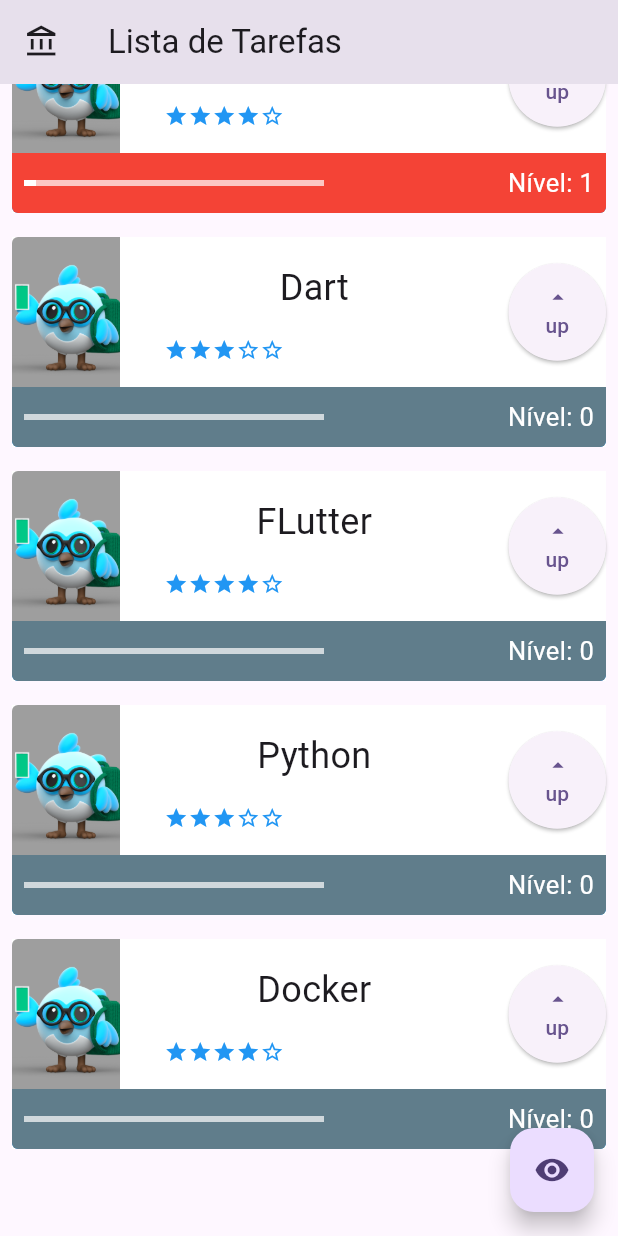
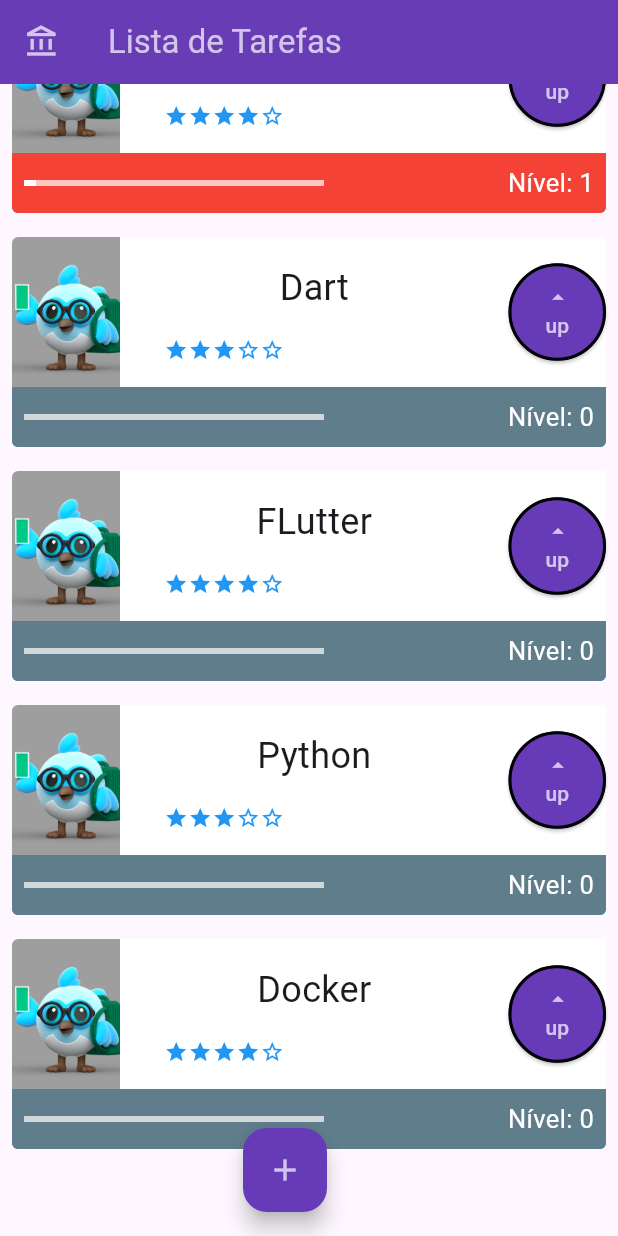
Before and after one commit to DanielBrown1998/lista_tarefas_alura_2025, a Flutter app: the Principal screen opened directly, scrolled down 62 dp, after a tap on "up", on a phone screen of 412 x 824 dp. Run offline on Flutter 3.47's test engine with Material 3 defaults, Android fonts, the phone set to English and light mode, and no system bars; network calls fail.

Commit message:
Enhance UI by updating button styles and app bar colors; refactor navigation and clear input fields in task forms

```diff
--- a/lib/components/principal/content.dart
+++ b/lib/components/principal/content.dart
@@ -61,6 +61,16 @@
                 height: 65,
                 width: 65,
                 child: ElevatedButton(
+                  style: ElevatedButton.styleFrom(
+                    backgroundColor: Colors.deepPurple,
+                    foregroundColor: Colors.white70,
+                    shape: CircleBorder(
+                      side: BorderSide(
+                        color: Colors.black,
+                        width: 2,
+                      ),
+                    ),
+                  ),
                   onPressed: () {
                     setState(() {
                       double lineValue = lv / (5 * (widget.dificulty + 1));
@@ -78,8 +88,11 @@
                       } else if (0.65 >= lineValue || lineValue < 0.85) {
                         colorBackgroundDefault = Colors.green;
                         colorLine = Colors.white;
-                      } else {
+                      } else if (0.85 >= lineValue || lineValue < 1) {
                         colorBackgroundDefault = Colors.blue;
+                        colorLine = Colors.white;
+                      } else if (lineValue >= 1) {
+                        colorBackgroundDefault = Colors.deepPurple;
                         colorLine = Colors.white;
                       }
                     });
@@ -87,7 +100,10 @@
                   child: Column(
                     mainAxisAlignment: MainAxisAlignment.center,
                     children: [
-                      const Icon(Icons.arrow_drop_up_outlined),
+                      const Icon(
+                        Icons.arrow_drop_up_outlined,
+                        color: Colors.white70,
+                      ),
                       const Text("up"),
                     ],
                   ),
--- a/lib/screens/new_task.dart
+++ b/lib/screens/new_task.dart
@@ -13,6 +13,8 @@
   Widget build(BuildContext context) {
     return Scaffold(
       appBar: AppBar(
+        backgroundColor: Colors.deepPurple,
+        foregroundColor: Colors.white70,
         title: Text('Nova Tarefa'),
       ),
       body: Center(
--- a/lib/screens/principal.dart
+++ b/lib/screens/principal.dart
@@ -1,6 +1,5 @@
 import 'package:flutter/material.dart';
 import 'package:lista_tarefas_alura_2025/components/principal/task.dart';
-
 
 class Principal extends StatefulWidget {
   const Principal({super.key});
@@ -10,7 +9,6 @@
 }
 
 class _PrincipalState extends State<Principal> {
-
   List<Widget> tarefas = [
     Task('Math', 4),
     Task("Dart", 3),
@@ -19,22 +17,18 @@
     Task("Docker", 4),
   ];
 
-  bool opacidade = true;
-
-
   String titleAppbar = "Lista de Tarefas";
 
   @override
   Widget build(BuildContext context) {
     return Scaffold(
       appBar: AppBar(
+        backgroundColor: Colors.deepPurple,
+        foregroundColor: Colors.white70,
         leading: Icon(Icons.account_balance_outlined),
         title: Text(titleAppbar),
       ),
-        body: AnimatedOpacity(
-          opacity: opacidade ? 1 : .025,
-          duration: Duration(milliseconds: 300),
-          child: ListView(
+      body: ListView(
         children: tarefas +
             [
               SizedBox(
@@ -42,14 +36,18 @@
               ),
             ],
       ),
+      floatingActionButton: Row(
+        mainAxisAlignment: MainAxisAlignment.center,
+        children: [
+          FloatingActionButton(
+            backgroundColor: Colors.deepPurple,
+            foregroundColor: Colors.white70,
+            onPressed: () {
+              Navigator.pushNamed(context, '/new_task');
+            },
+            child: const Icon(Icons.add),
           ),
-        floatingActionButton: FloatingActionButton(
-          onPressed: () {
-            setState(() {
-              opacidade = !opacidade;
-            });
-          },
-          child: const Icon(Icons.remove_red_eye),
+        ],
       ),
     );
   }
```
Also changed, not shown: lib/components/new_task/form_task.dart (+13 -3 lines), lib/main.dart (+6 -2 lines). Lines whose indentation alone changed are shown as unchanged.
